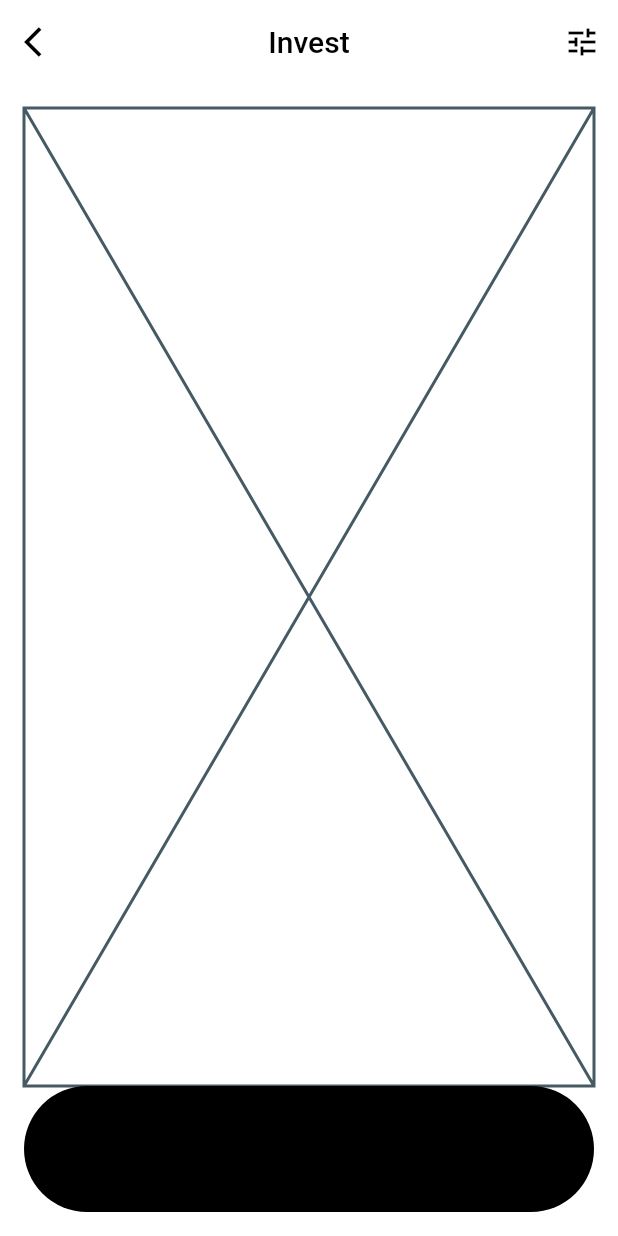
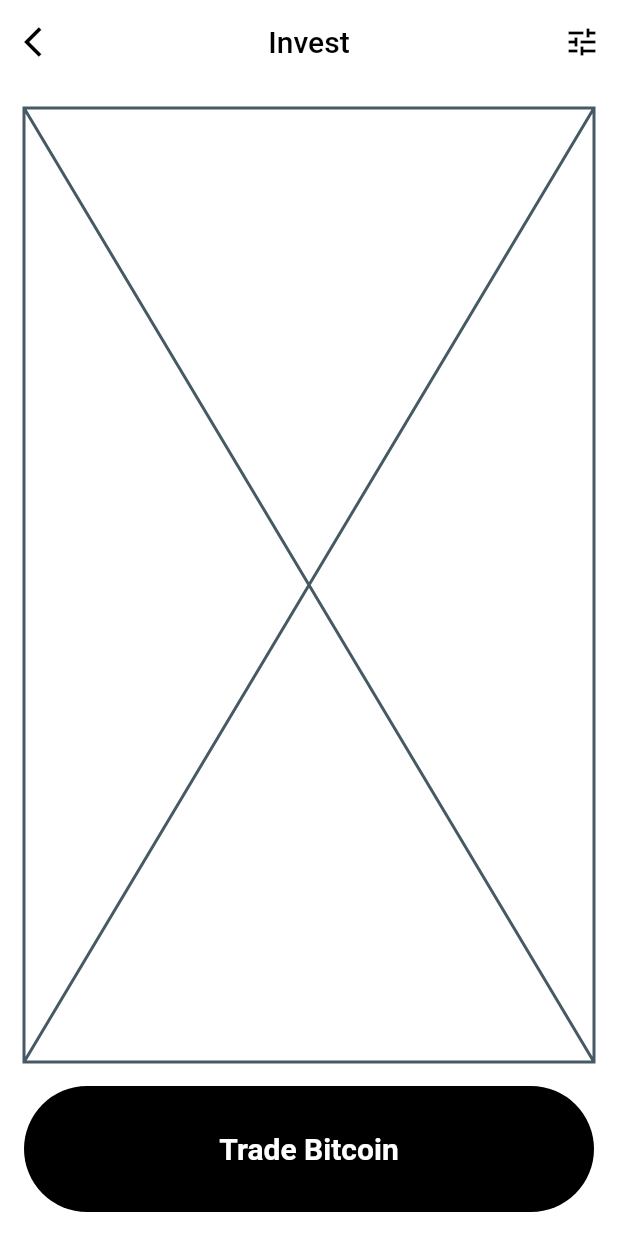
Before and after one commit to JAICHANGPARK/flutter_notebook_19th_story, a Flutter app: the screen it shows after launch, on a phone screen of 412 x 824 dp. Run offline on Flutter 3.47's test engine with Material 2 defaults, Android fonts, the phone set to English and light mode, and no system bars; our stand-ins replace cached_network_image, countup, fl_chart, flutter_riverpod, freezed_annotation, smooth_page_indicator and 1 more.

Commit message:
Update crypto_invest_page.dart

```diff
--- a/lib/ep1121_crypto_analysis_app/src/ui/crypto_invest_page.dart
+++ b/lib/ep1121_crypto_analysis_app/src/ui/crypto_invest_page.dart
@@ -34,12 +34,26 @@ class _CryptoInvestPageState extends State<CryptoInvestPage> {
         child: Column(
           children: [
             Expanded(child: Placeholder()),
+            SizedBox(
+              height: 16,
+            ),
             Container(
-                height: 84,
-                decoration: ShapeDecoration(
-                  shape: StadiumBorder(),
-                  color: Colors.black,
-                ))
+              height: 84,
+              decoration: ShapeDecoration(
+                shape: StadiumBorder(),
+                color: Colors.black,
+              ),
+              child: Center(
+                child: Text(
+                  "Trade Bitcoin",
+                  style: TextStyle(
+                    color: Colors.white,
+                    fontWeight: FontWeight.bold,
+                    fontSize: 20
+                  ),
+                ),
+              ),
+            )
           ],
         ),
       ),
```
